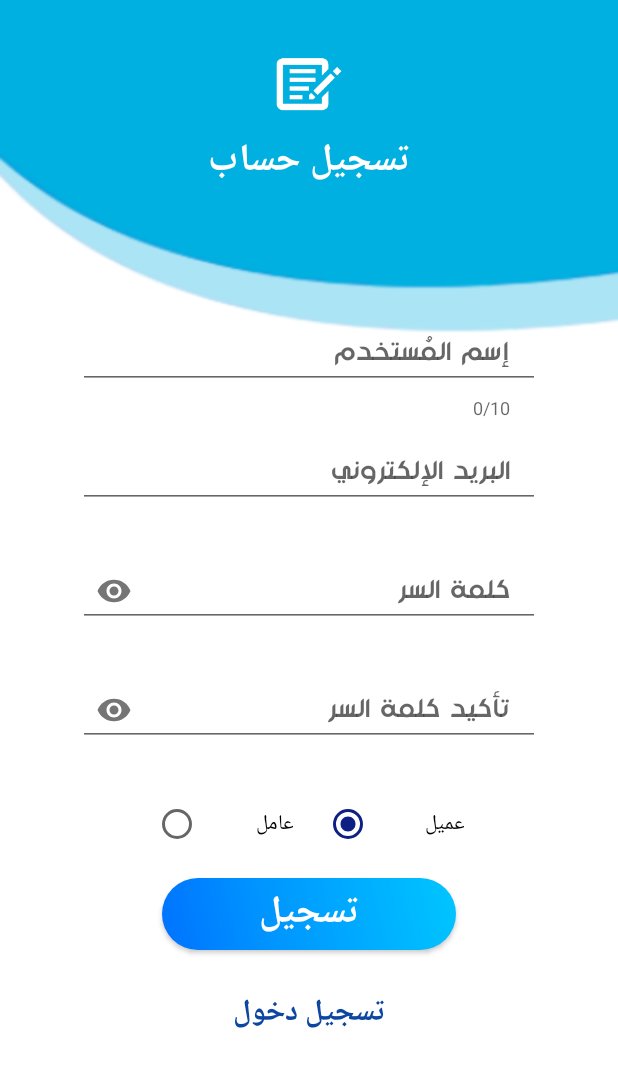
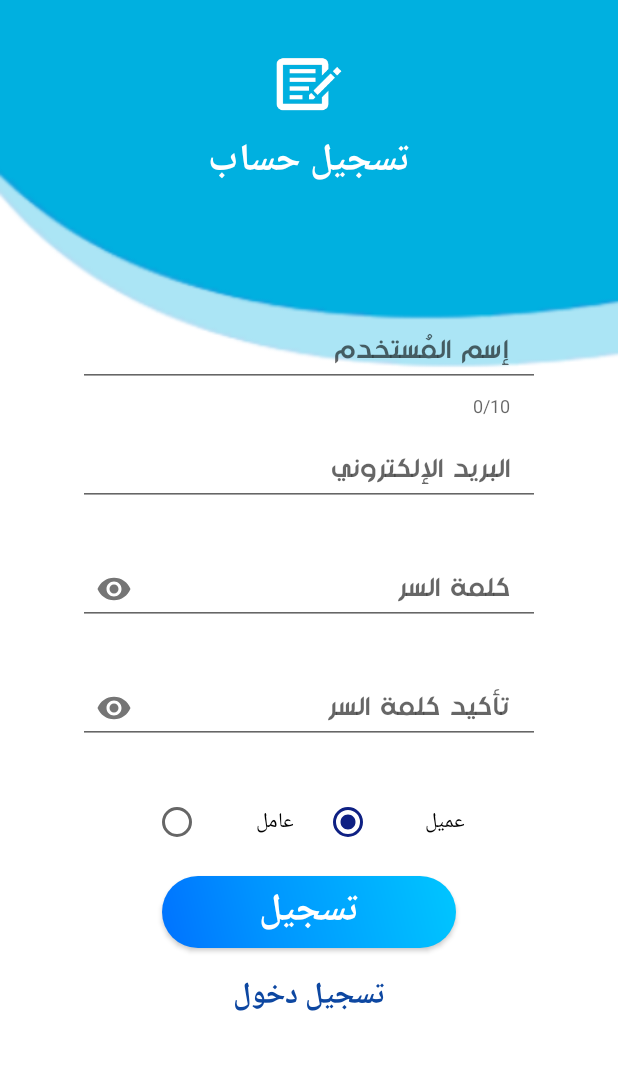
Before and after one commit to A-Fares/GMIS, an Android app: the screen it shows after launch (Sign_up), on a phone screen of 412 x 824 dp. Shown: the top 1067 px of the screen. Run offline under Robolectric (Android 15) with nearby library versions, the phone set to English and light mode, and no system bars; our stand-ins replace Firebase (no records; nobody signed in at launch, a user with empty details on screens opened directly).

Commit message:
update sign up xml design and clean gradel

```diff
--- a/app/src/main/res/layout/activity_sign_up.xml
+++ b/app/src/main/res/layout/activity_sign_up.xml
@@ -1,9 +1,16 @@
 <?xml version="1.0" encoding="utf-8"?>
-<LinearLayout xmlns:android="http://schemas.android.com/apk/res/android"
+<ScrollView xmlns:android="http://schemas.android.com/apk/res/android"
+    xmlns:app="http://schemas.android.com/apk/res-auto"
+    android:layout_width="fill_parent"
+    android:layout_height="fill_parent"
+    android:background="@drawable/signup_bg"
+    android:fitsSystemWindows="true"
+    android:scrollbarThumbVertical="@null">
+
+    <LinearLayout
         android:layout_width="match_parent"
         android:layout_height="wrap_content"
         android:layout_centerInParent="true"
-    android:background="@drawable/signup_bg"
         android:orientation="vertical"
         android:padding="26dp">
 
@@ -24,18 +31,13 @@
             android:textStyle="bold" />
 
 
-    <ScrollView xmlns:app="http://schemas.android.com/apk/res-auto"
-        android:layout_width="match_parent"
-        android:layout_height="match_parent"
-        android:layout_marginTop="45dp"
-        android:scrollbarThumbVertical="@null">
-
         <RelativeLayout
             android:layout_width="match_parent"
             android:layout_height="wrap_content"
             android:focusable="true"
             android:focusableInTouchMode="true"
-            android:padding="26dp">
+            android:paddingHorizontal="26dp"
+            android:layout_marginTop="70dp">
 
             <com.google.android.material.textfield.TextInputLayout
                 android:id="@+id/edit_text_username_sign_up"
@@ -168,7 +170,7 @@
                 android:layout_below="@+id/btn_sign_up"
                 android:layout_centerHorizontal="true"
                 android:layout_gravity="center"
-                android:layout_marginTop="25dp"
+                android:layout_marginTop="15dp"
                 android:fontFamily="@font/aniq"
                 android:text="@string/sign_in"
                 android:textColor="@color/sign_up_color_blue"
@@ -176,8 +178,5 @@
                 android:textStyle="bold" />
 
         </RelativeLayout>
-
-
+    </LinearLayout>
 </ScrollView>
-
-</LinearLayout>
--- a/build.gradle
+++ b/build.gradle
@@ -9,7 +9,7 @@ buildscript {
         }
     }
     dependencies {
-        classpath 'com.android.tools.build:gradle:3.5.3'
+        classpath 'com.android.tools.build:gradle:3.6.0'
         classpath 'com.google.gms:google-services:4.3.3'
         // NOTE: Do not place your application dependencies here; they belong
         // in the individual module build.gradle files
```
Also changed, not shown: app/build.gradle (+1 -43 lines), gradle/wrapper/gradle-wrapper.properties. Lines whose indentation alone changed are shown as unchanged.
